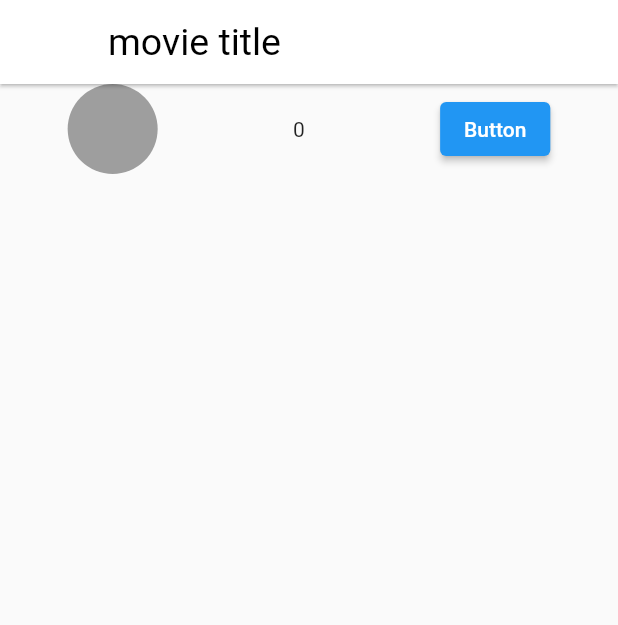
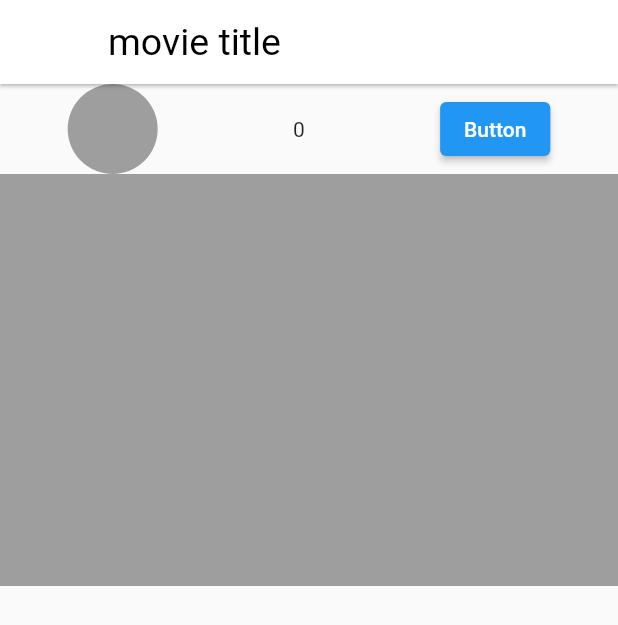
Before and after one commit to seungwoonlee90/wonderwall_project, a Flutter app: the Info screen opened directly, on a phone screen of 412 x 824 dp. Shown: the top 625 px of the screen. Run offline on Flutter 3.47's test engine with Material 2 defaults, Android fonts, the phone set to English and light mode, and no system bars; our stand-ins replace image_picker, shared_preferences; accounts and stored records are empty; network calls fail.

Commit message:
grid view&custom scroll view

```diff
--- a/lib/main.dart
+++ b/lib/main.dart
@@ -220,7 +220,27 @@ class Info extends StatelessWidget {
   Widget build(BuildContext context) {
     return Scaffold(
       appBar: AppBar(title: Text(context.watch<Store1>().name),),
-      body: Row(
+        body : CustomScrollView(
+          slivers: [
+            SliverToBoxAdapter(child: InfoHeader()),
+            SliverGrid(
+                delegate: SliverChildBuilderDelegate(
+                      (c,i) => Container(color : Colors.grey),
+                  childCount: 6,
+                ),
+                gridDelegate: SliverGridDelegateWithFixedCrossAxisCount( crossAxisCount: 3 ))
+          ],
+        )
+    );
+  }
+}
+
+class InfoHeader extends StatelessWidget {
+  const InfoHeader({Key? key}) : super(key: key);
+
+  @override
+  Widget build(BuildContext context) {
+    return Row(
       mainAxisAlignment: MainAxisAlignment.spaceAround,
       children: [
         CircleAvatar(
@@ -232,7 +252,6 @@ class Info extends StatelessWidget {
           context.read<Store1>().setFs();
         }, child: Text("Button"))
       ],
-      ),
     );
   }
 }
```
Lines whose indentation alone changed are shown as unchanged.
